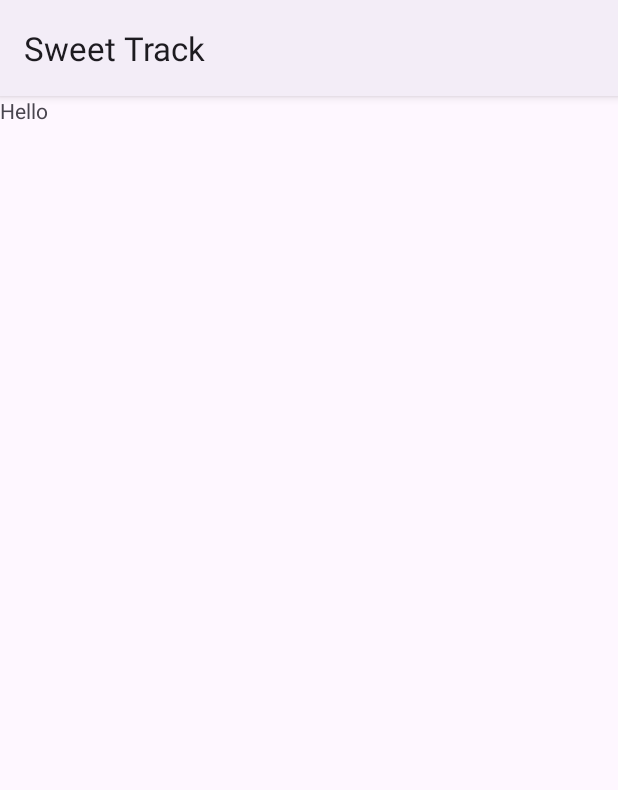
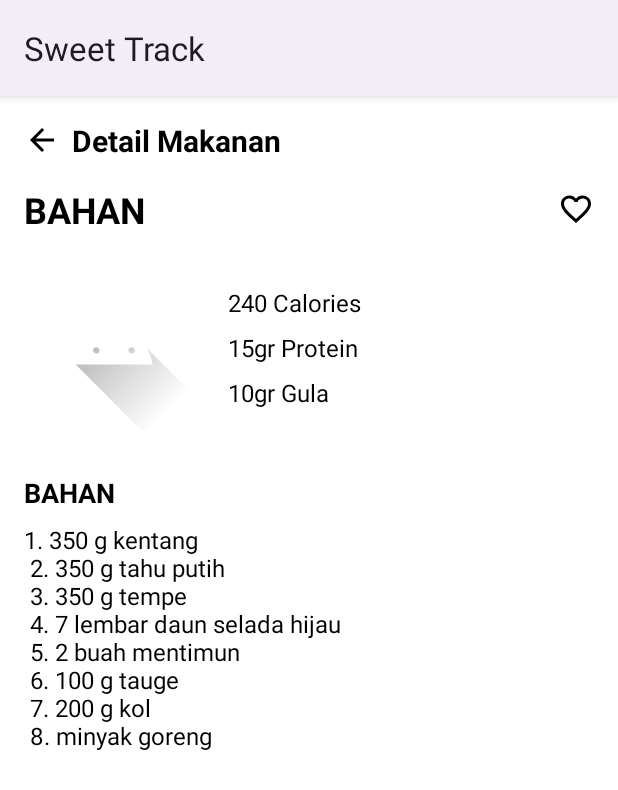
Before and after one commit to C242-PS016-Sweet-Tracker/Mobile-Development, an Android app: the fragment DetailFragment shown on its own in the app's theme, on a phone screen of 412 x 824 dp. Shown: the top 790 px of the screen. Run offline under Robolectric (Android 15) with nearby library versions, the phone set to English and light mode, and no system bars.

Commit message:
detail
- logic

```diff
--- a/app/src/main/java/com/capstone/sweettrack/view/ui/detail/DetailFragment.kt
+++ b/app/src/main/java/com/capstone/sweettrack/view/ui/detail/DetailFragment.kt
@@ -1,31 +1,54 @@
 package com.capstone.sweettrack.view.ui.detail
 
-import androidx.fragment.app.viewModels
+import DetailViewModel
 import android.os.Bundle
-import androidx.fragment.app.Fragment
 import android.view.LayoutInflater
 import android.view.View
 import android.view.ViewGroup
+import androidx.fragment.app.Fragment
+import androidx.fragment.app.viewModels
+import androidx.lifecycle.Observer
 import com.coding.sweettrack.R
+import com.coding.sweettrack.databinding.FragmentDetailBinding
+
 
 class DetailFragment : Fragment() {
 
-    companion object {
-        fun newInstance() = DetailFragment()
-    }
+    private var _binding: FragmentDetailBinding? = null
+    private val binding get() = _binding!!
 
+    // Inisialisasi ViewModel
     private val viewModel: DetailViewModel by viewModels()
-
-    override fun onCreate(savedInstanceState: Bundle?) {
-        super.onCreate(savedInstanceState)
-
-        // TODO: Use the ViewModel
-    }
 
     override fun onCreateView(
         inflater: LayoutInflater, container: ViewGroup?,
         savedInstanceState: Bundle?
     ): View {
-        return inflater.inflate(R.layout.fragment_detail, container, false)
+        _binding = FragmentDetailBinding.inflate(inflater, container, false)
+        return binding.root
+    }
+
+    override fun onViewCreated(view: View, savedInstanceState: Bundle?) {
+        super.onViewCreated(view, savedInstanceState)
+
+        // Observe status favorite untuk memperbarui ikon
+        viewModel.isFavorite.observe(viewLifecycleOwner, Observer { isFavorite ->
+            if (isFavorite) {
+                binding.favoriteIcon.setImageResource(R.drawable.baseline_favorite_24) // Ikon terisi
+            } else {
+                binding.favoriteIcon.setImageResource(R.drawable.baseline_favorite_border_24) // Ikon border
+            }
+        })
+
+// Klik ikon favorite untuk toggle status
+        binding.favoriteIcon.setOnClickListener {
+            viewModel.toggleFavorite()
+        }
+
+    }
+
+    override fun onDestroyView() {
+        super.onDestroyView()
+        _binding = null
     }
 }
--- a/app/src/main/java/com/capstone/sweettrack/view/ui/detail/DetailViewModel.kt
+++ b/app/src/main/java/com/capstone/sweettrack/view/ui/detail/DetailViewModel.kt
@@ -1,7 +1,15 @@
-package com.capstone.sweettrack.view.ui.detail
-
+import androidx.lifecycle.LiveData
+import androidx.lifecycle.MutableLiveData
 import androidx.lifecycle.ViewModel
 
 class DetailViewModel : ViewModel() {
-    // TODO: Implement the ViewModel
+
+    // Status favorite (default false)
+    private val _isFavorite = MutableLiveData(false)
+    val isFavorite: LiveData<Boolean> = _isFavorite
+
+    // Fungsi untuk toggle status favorite
+    fun toggleFavorite() {
+        _isFavorite.value = _isFavorite.value != true
+    }
 }
--- /dev/null
+++ b/app/src/main/res/drawable/baseline_arrow_back_24.xml
@@ -0,0 +1,5 @@
+<vector xmlns:android="http://schemas.android.com/apk/res/android" android:autoMirrored="true" android:height="24dp" android:tint="#000000" android:viewportHeight="24" android:viewportWidth="24" android:width="24dp">
+
+    <path android:fillColor="@android:color/white" android:pathData="M20,11H7.83l5.59,-5.59L12,4l-8,8 8,8 1.41,-1.41L7.83,13H20v-2z"/>
+
+</vector>
--- /dev/null
+++ b/app/src/main/res/drawable/baseline_favorite_24.xml
@@ -0,0 +1,5 @@
+<vector xmlns:android="http://schemas.android.com/apk/res/android" android:height="24dp" android:tint="#000000" android:viewportHeight="24" android:viewportWidth="24" android:width="24dp">
+
+    <path android:fillColor="@android:color/white" android:pathData="M12,21.35l-1.45,-1.32C5.4,15.36 2,12.28 2,8.5 2,5.42 4.42,3 7.5,3c1.74,0 3.41,0.81 4.5,2.09C13.09,3.81 14.76,3 16.5,3 19.58,3 22,5.42 22,8.5c0,3.78 -3.4,6.86 -8.55,11.54L12,21.35z"/>
+
+</vector>
--- /dev/null
+++ b/app/src/main/res/drawable/baseline_favorite_border_24.xml
@@ -0,0 +1,5 @@
+<vector xmlns:android="http://schemas.android.com/apk/res/android" android:height="24dp" android:tint="#000000" android:viewportHeight="24" android:viewportWidth="24" android:width="24dp">
+
+    <path android:fillColor="@android:color/white" android:pathData="M16.5,3c-1.74,0 -3.41,0.81 -4.5,2.09C10.91,3.81 9.24,3 7.5,3 4.42,3 2,5.42 2,8.5c0,3.78 3.4,6.86 8.55,11.54L12,21.35l1.45,-1.32C18.6,15.36 22,12.28 22,8.5 22,5.42 19.58,3 16.5,3zM12.1,18.55l-0.1,0.1 -0.1,-0.1C7.14,14.24 4,11.39 4,8.5 4,6.5 5.5,5 7.5,5c1.54,0 3.04,0.99 3.57,2.36h1.87C13.46,5.99 14.96,5 16.5,5c2,0 3.5,1.5 3.5,3.5 0,2.89 -3.14,5.74 -7.9,10.05z"/>
+
+</vector>
--- a/app/src/main/res/layout/fragment_detail.xml
+++ b/app/src/main/res/layout/fragment_detail.xml
@@ -1,13 +1,129 @@
 <?xml version="1.0" encoding="utf-8"?>
-<FrameLayout xmlns:android="http://schemas.android.com/apk/res/android"
+<ScrollView
+    xmlns:android="http://schemas.android.com/apk/res/android"
+    xmlns:app="http://schemas.android.com/apk/res-auto"
     xmlns:tools="http://schemas.android.com/tools"
     android:layout_width="match_parent"
     android:layout_height="match_parent"
-    tools:context="com.capstone.sweettrack.view.ui.detail.DetailFragment">
+    android:background="@color/white"
+    android:padding="16dp">
 
-    <TextView
+    <LinearLayout
         android:layout_width="match_parent"
-        android:layout_height="match_parent"
-        android:text="Hello" />
+        android:layout_height="wrap_content"
+        android:orientation="vertical">
 
-</FrameLayout>
+        <!-- Back Button and Title -->
+        <LinearLayout
+            android:layout_width="match_parent"
+            android:layout_height="wrap_content"
+            android:orientation="horizontal"
+            android:gravity="center_vertical"
+            android:paddingBottom="16dp">
+
+            <ImageView
+                android:layout_width="24dp"
+                android:layout_height="24dp"
+                android:src="@drawable/baseline_arrow_back_24"
+                android:contentDescription="Back" />
+
+            <TextView
+                android:layout_width="wrap_content"
+                android:layout_height="wrap_content"
+                android:layout_marginStart="8dp"
+                android:text="@string/detail_makanan"
+                android:textSize="20sp"
+                android:textStyle="bold"
+                android:textColor="@color/black" />
+        </LinearLayout>
+
+        <!-- Food Name and Favorite Icon -->
+        <LinearLayout
+            android:layout_width="match_parent"
+            android:layout_height="wrap_content"
+            android:orientation="horizontal"
+            android:gravity="center_vertical"
+            android:paddingBottom="16dp">
+
+            <TextView
+                android:layout_width="0dp"
+                android:layout_height="wrap_content"
+                android:layout_weight="1"
+                android:text="@string/bahan"
+                android:textSize="24sp"
+                android:textStyle="bold"
+                android:textColor="@color/black" />
+
+            <ImageView
+                android:id="@+id/favoriteIcon"
+                android:layout_width="24dp"
+                android:layout_height="24dp"
+                android:src="@drawable/baseline_favorite_border_24"
+                android:contentDescription="Favorite Icon" />
+        </LinearLayout>
+
+        <!-- Food Image and Nutrition Info -->
+        <LinearLayout
+            android:layout_width="match_parent"
+            android:layout_height="wrap_content"
+            android:orientation="horizontal"
+            android:gravity="center_vertical">
+
+            <ImageView
+                android:layout_width="120dp"
+                android:layout_height="120dp"
+                android:scaleType="centerCrop"
+                android:src="@drawable/ic_launcher_foreground"
+                android:contentDescription="Food Image"/>
+
+            <LinearLayout
+                android:layout_width="0dp"
+                android:layout_height="wrap_content"
+                android:layout_weight="1"
+                android:orientation="vertical"
+                android:paddingStart="16dp">
+
+                <TextView
+                    android:layout_width="wrap_content"
+                    android:layout_height="wrap_content"
+                    android:text="@string/jumlahKalori"
+                    android:textColor="@color/black"
+                    android:textSize="16sp"
+                    android:paddingBottom="8dp" />
+
+                <TextView
+                    android:layout_width="wrap_content"
+                    android:layout_height="wrap_content"
+                    android:text="@string/jumlahProtein"
+                    android:textColor="@color/black"
+                    android:textSize="16sp"
+                    android:paddingBottom="8dp" />
+
+                <TextView
+                    android:layout_width="wrap_content"
+                    android:layout_height="wrap_content"
+                    android:text="@string/jumlahGula"
+                    android:textColor="@color/black"
+                    android:textSize="16sp" />
+            </LinearLayout>
+        </LinearLayout>
+
+        <!-- Ingredients Section -->
+        <TextView
+            android:layout_width="wrap_content"
+            android:layout_height="wrap_content"
+            android:layout_marginTop="24dp"
+            android:text="@string/bahan"
+            android:textStyle="bold"
+            android:textColor="@color/black"
+            android:textSize="18sp"
+            android:paddingBottom="8dp" />
+
+        <TextView
+            android:layout_width="wrap_content"
+            android:layout_height="wrap_content"
+            android:text="@string/detailBahan"
+            android:textColor="@color/black"
+            android:textSize="16sp" />
+    </LinearLayout>
+</ScrollView>
--- a/app/src/main/res/values/strings.xml
+++ b/app/src/main/res/values/strings.xml
@@ -3,4 +3,18 @@
     <string name="title_activity_home">HomeActivity</string>
     <string name="title_home">Home</string>
     <string name="title_profile">Profile</string>
+    <string name="detail_makanan">Detail Makanan</string>
+    <string name="nama_makanan">Nama Makanan</string>
+    <string name="jumlahKalori">240 Calories</string>
+    <string name="jumlahProtein">15gr Protein</string>
+    <string name="jumlahGula">10gr Gula</string>
+    <string name="bahan">BAHAN</string>
+    <string name="detailBahan">1. 350 g kentang\n
+        2. 350 g tahu putih\n
+        3. 350 g tempe\n
+        4. 7 lembar daun selada hijau\n
+        5. 2 buah mentimun\n
+        6. 100 g tauge\n
+        7. 200 g kol\n
+        8. minyak goreng</string>
 </resources>
```
